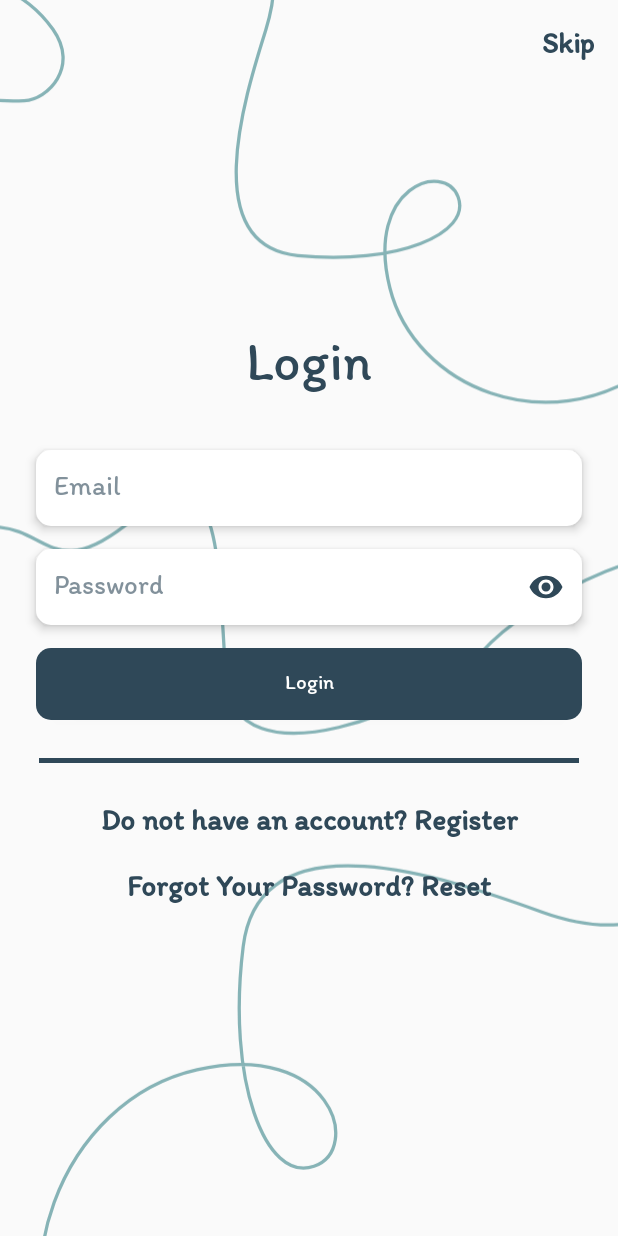
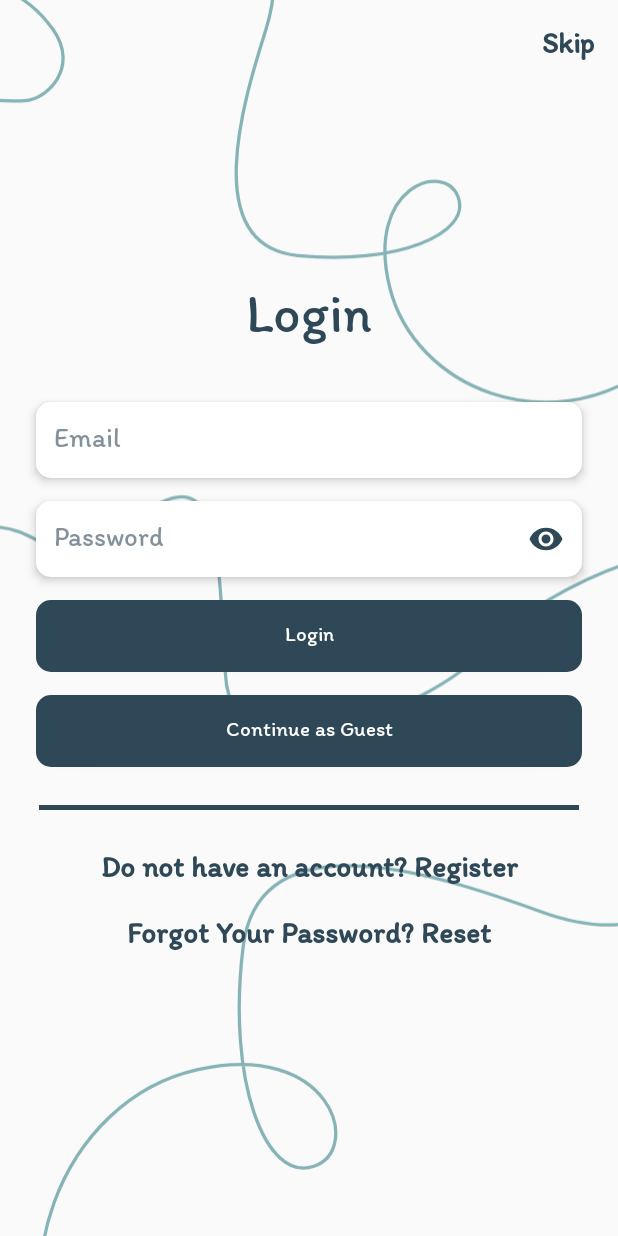
Before and after one commit to HaykAsatryanArm/UtemQez, an Android app: the LoginActivity screen opened directly, with no data from a screen before it, on a phone screen of 412 x 824 dp. Run offline under Robolectric (Android 15) with nearby library versions, the phone set to English and light mode, and no system bars; our stand-ins replace Firebase (no records; nobody signed in at launch, a user with empty details on screens opened directly).

Commit message:
Guest Mode added

```diff
--- a/app/src/main/res/layout/activity_login.xml
+++ b/app/src/main/res/layout/activity_login.xml
@@ -95,6 +95,20 @@
             android:text="Login"
             android:textColor="#FFFFFF" />
 
+        <Button
+            android:id="@+id/guestBtn"
+            android:layout_width="match_parent"
+            android:layout_height="wrap_content"
+            android:layout_marginStart="8dp"
+            android:layout_marginEnd="8dp"
+            android:layout_marginBottom="15dp"
+            android:background="@drawable/button_background"
+            android:elevation="4dp"
+            android:padding="12dp"
+            android:textAllCaps="false"
+            android:text="Continue as Guest"
+            android:textColor="#FFFFFF" />
+
         <LinearLayout
             android:layout_width="match_parent"
             android:layout_height="3dp"
```
Also changed, not shown: app/src/main/java/com/haykasatryan/utemqez/LoginActivity.java (+50 -54 lines).
